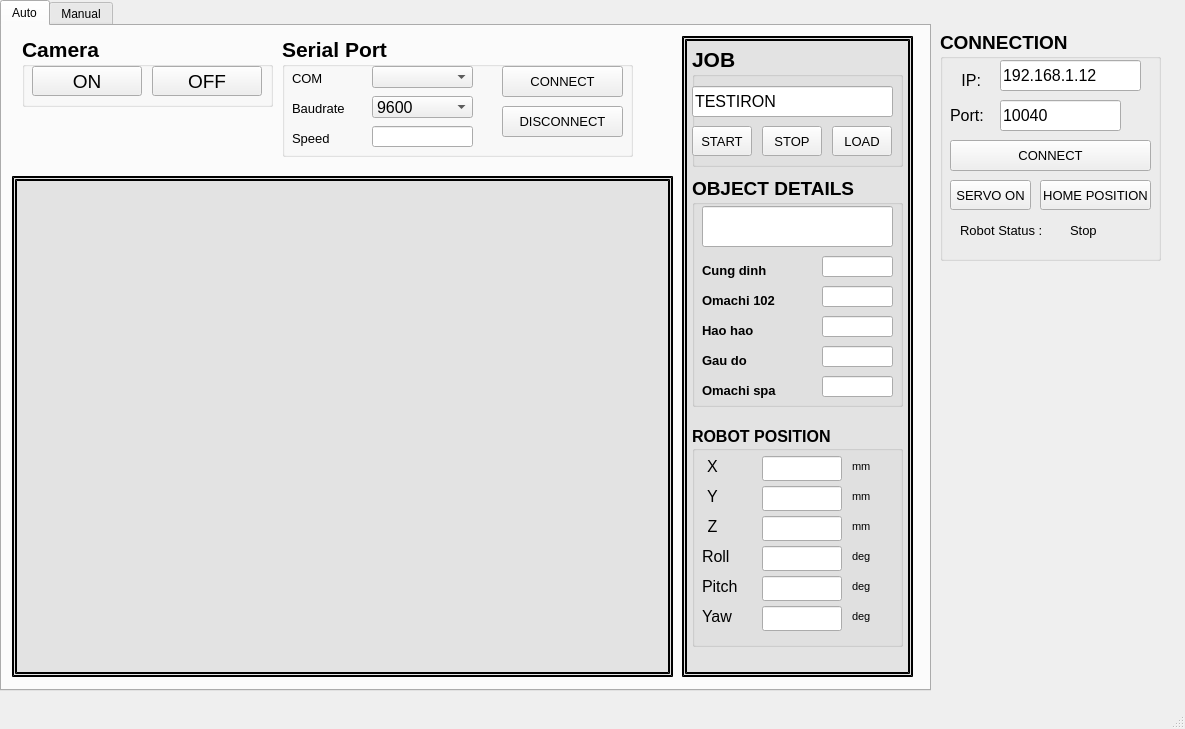
Qt form mainwindow.ui (HuyAK2108/CodeThesis) before a commit.
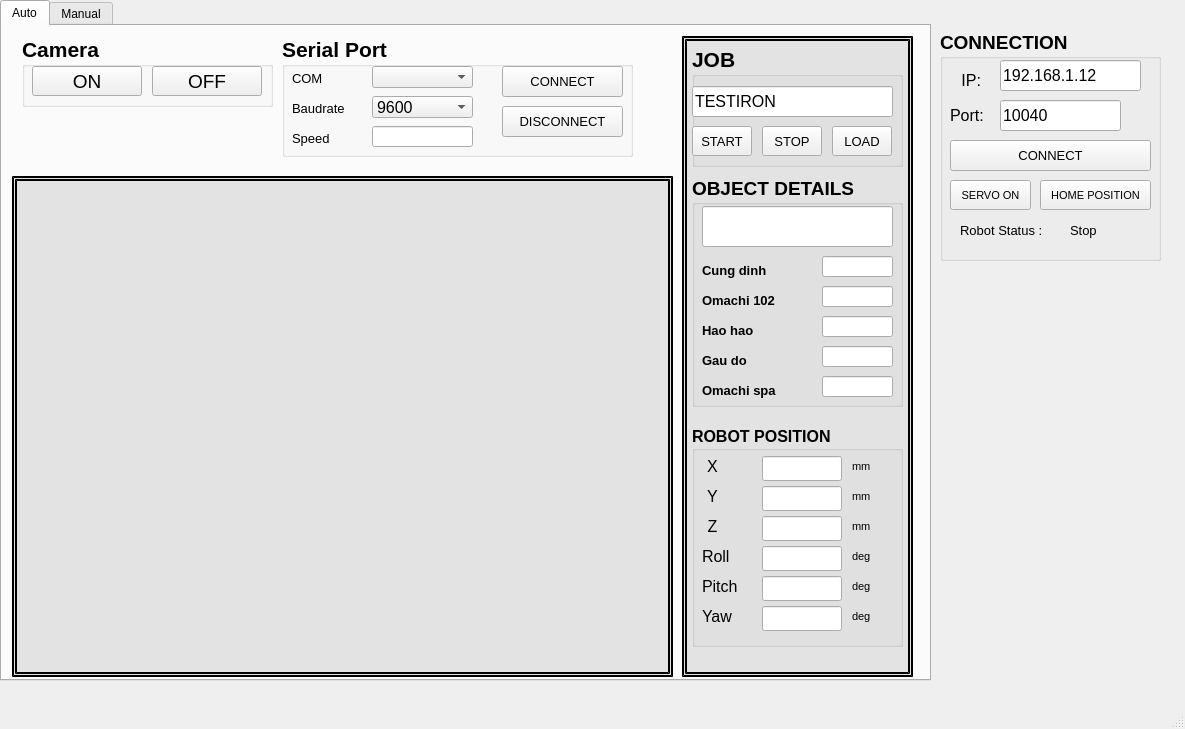
The same form after that commit. Icons and pictures are not drawn.

```diff
--- a/mainwindow.ui
+++ b/mainwindow.ui
@@ -20,7 +20,7 @@
       <x>0</x>
       <y>0</y>
       <width>931</width>
-      <height>691</height>
+      <height>681</height>
      </rect>
     </property>
     <property name="currentIndex">
@@ -2845,7 +2845,7 @@
      </property>
      <property name="font">
       <font>
-       <pointsize>10</pointsize>
+       <pointsize>8</pointsize>
        <weight>50</weight>
        <bold>false</bold>
       </font>
@@ -2862,7 +2862,7 @@
       <rect>
        <x>20</x>
        <y>190</y>
-       <width>101</width>
+       <width>111</width>
        <height>21</height>
       </rect>
      </property>
@@ -2908,7 +2908,7 @@
      </property>
      <property name="font">
       <font>
-       <pointsize>10</pointsize>
+       <pointsize>8</pointsize>
        <weight>50</weight>
        <bold>false</bold>
       </font>
```
Left out of the diff: 21 changed lines with no effect on the pictures.
